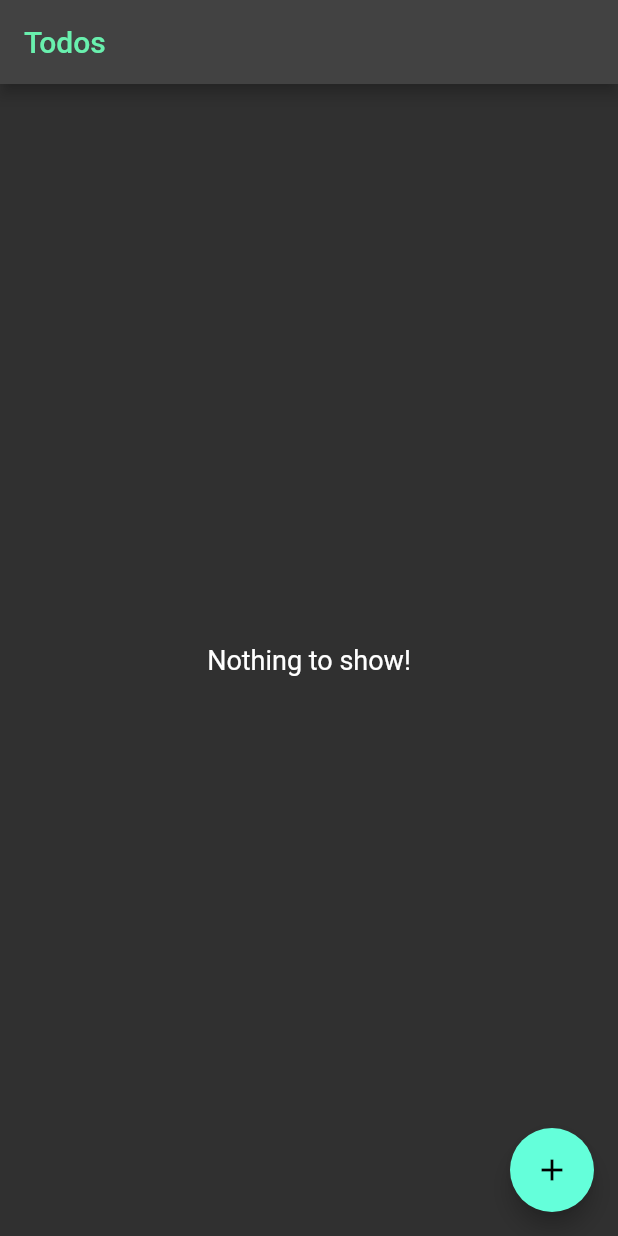
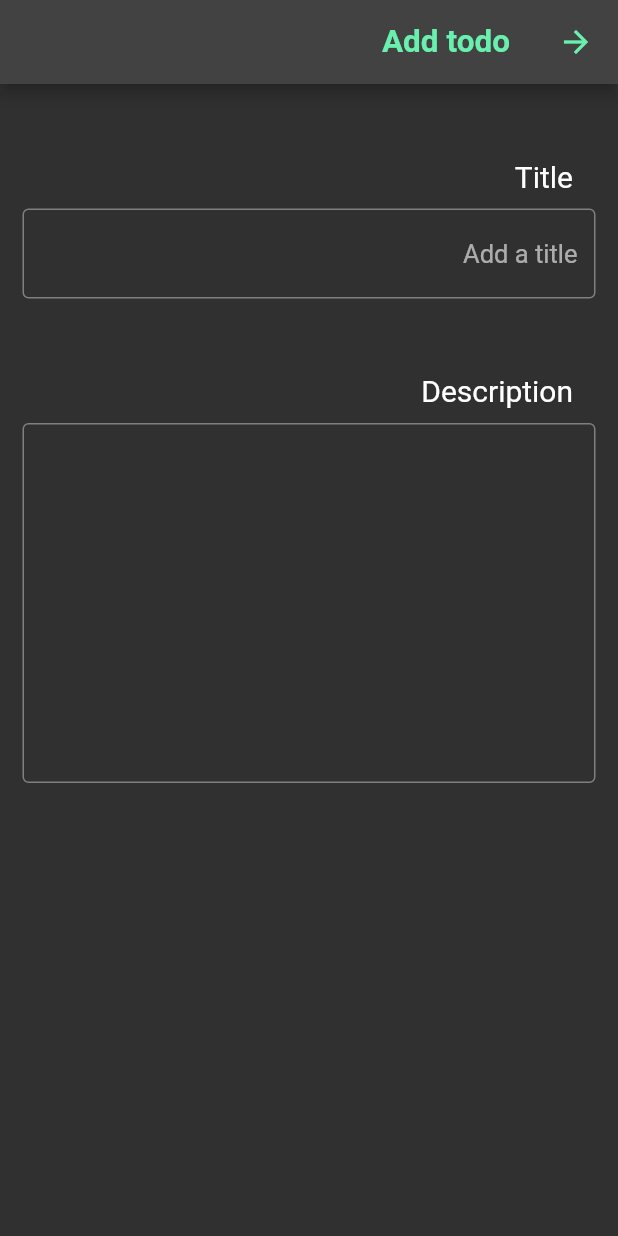
Before and after one commit to amin-mirzakuchaki-negah/todos_app, a Flutter app: the screen it shows after launch, after a tap on the "add" icon, on a phone screen of 412 x 824 dp. Run offline on Flutter 3.47's test engine with Material 2 defaults, Android fonts, the phone set to English and light mode, and no system bars; our stand-ins replace bloc, dartz, equatable, flutter_bloc, get_it, injectable and 2 more.

Commit message:
Changed the language to Farsi

```diff
--- a/lib/features/todo_list/presentation/screens/add_todo_screen.dart
+++ b/lib/features/todo_list/presentation/screens/add_todo_screen.dart
@@ -0,0 +1,63 @@
+import 'package:flutter/material.dart';
+
+class AddTodoScreen extends StatelessWidget {
+  const AddTodoScreen({super.key});
+
+  @override
+  Widget build(BuildContext context) {
+    double paddingSymmetricValue = 15;
+
+    return Scaffold(
+      appBar: AppBar(
+        title:
+            const Text('Add todo', style: TextStyle(color: Colors.greenAccent)),
+        leading: IconButton(
+          icon: const Icon(Icons.arrow_back, color: Colors.greenAccent),
+          onPressed: () {
+            Navigator.pop(context);
+          },
+        ),
+      ),
+      body: Padding(
+        padding: EdgeInsets.only(
+            top: 50, left: paddingSymmetricValue, right: paddingSymmetricValue),
+        child: const Column(
+          children: [
+            Row(
+              mainAxisAlignment: MainAxisAlignment.start,
+              children: [
+                SizedBox(width: 15),
+                Text('Title', style: TextStyle(fontSize: 20)),
+              ],
+            ),
+            SizedBox(height: 10),
+            TextField(
+              decoration: InputDecoration(
+                border: OutlineInputBorder(),
+                hintText: 'Add a title',
+              ),
+            ),
+            SizedBox(
+              height: 50,
+            ),
+            Row(
+              mainAxisAlignment: MainAxisAlignment.start,
+              children: [
+                SizedBox(width: 15),
+                Text('Description', style: TextStyle(fontSize: 20)),
+              ],
+            ),
+            SizedBox(height: 10),
+            TextField(
+              decoration: InputDecoration(
+                border: OutlineInputBorder(),
+              ),
+              minLines: 10, // Adjust the number of lines as needed
+              maxLines: 20,
+            ),
+          ],
+        ),
+      ),
+    );
+  }
+}
--- a/lib/features/todo_list/presentation/screens/main_screen.dart
+++ b/lib/features/todo_list/presentation/screens/main_screen.dart
@@ -1,6 +1,7 @@
 import 'package:flutter/material.dart';
 import 'package:todos_app/features/todo_list/presentation/bloc/todo_list_bloc.dart';
 import 'package:flutter_bloc/flutter_bloc.dart';
+import 'package:todos_app/features/todo_list/presentation/screens/add_todo_screen.dart';
 import 'package:todos_app/features/todo_list/presentation/widgets/empty_list.dart';
 
 import '../../../../injection_container.dart';
@@ -32,33 +33,42 @@ class _MainScreen extends StatelessWidget {
       appBar: AppBar(
         title: const Text("Todos", style: TextStyle(color: Colors.greenAccent)),
       ),
-      floatingActionButton: FloatingActionButton(onPressed: ()=>print('hello'), child: const Icon(Icons.add)),
+      floatingActionButton: FloatingActionButton(
+          onPressed: () {
+            addTodoButton(context);
+          },
+          child: const Icon(Icons.add)),
       body: Padding(
         padding: const EdgeInsets.symmetric(horizontal: 15),
         child: BlocBuilder<TodoListBloc, TodoListState>(
           builder: (context, state) {
-
-           if (state is TodoListLoadingState) {
+            if (state is TodoListLoadingState) {
               return const LoadingDisplay();
             } //
             if (state is GetTodoListFromCacheFailureState) {
-              return  Text(state.message?? "There is problem in getting todos from cache");
+              return Text(state.message ??
+                  "There is problem in getting todos from cache");
             } //
 
             final items = state.items;
-            if(items.isEmpty) {
+            if (items.isEmpty) {
               return const EmptyList();
             } //
             else {
               return const TodoDisplay();
             }
-
           },
         ),
       ),
     );
   }
-  addTodoButton() async {
 
+  addTodoButton(BuildContext context) async {
+    Navigator.push(
+      context,
+      MaterialPageRoute(
+        builder: (context) => const AddTodoScreen(),
+      ),
+    );
   }
 }
--- a/lib/main.dart
+++ b/lib/main.dart
@@ -1,8 +1,9 @@
 import 'package:flutter/material.dart';
 import 'injection_container.dart' as di;
 import 'features/todo_list/presentation/screens/main_screen.dart';
+import 'package:flutter_localizations/flutter_localizations.dart';
 
-void main() async{
+void main() async {
   WidgetsFlutterBinding.ensureInitialized();
   await di.init();
   runApp(const MyApp());
@@ -16,6 +17,14 @@ class MyApp extends StatelessWidget {
     return MaterialApp(
       theme: ThemeData.dark().copyWith(primaryColor: Colors.greenAccent),
       debugShowCheckedModeBanner: false,
+      localizationsDelegates: const [
+        GlobalMaterialLocalizations.delegate,
+        GlobalWidgetsLocalizations.delegate,
+        GlobalCupertinoLocalizations.delegate,
+      ],
+      supportedLocales: const [
+        Locale('fa'), // Persian
+      ],
       home: const MainScreen(),
     );
   }
--- a/pubspec.yaml
+++ b/pubspec.yaml
@@ -36,6 +36,8 @@ dependencies:
   flutter:
     sdk: flutter
   flutter_bloc: ^8.1.3
+  flutter_localizations:
+    sdk: flutter
   get_it: ^7.6.0
   injectable: ^2.1.2
   shamsi_date: ^1.0.1
```
Also changed, not shown: pubspec.lock.
